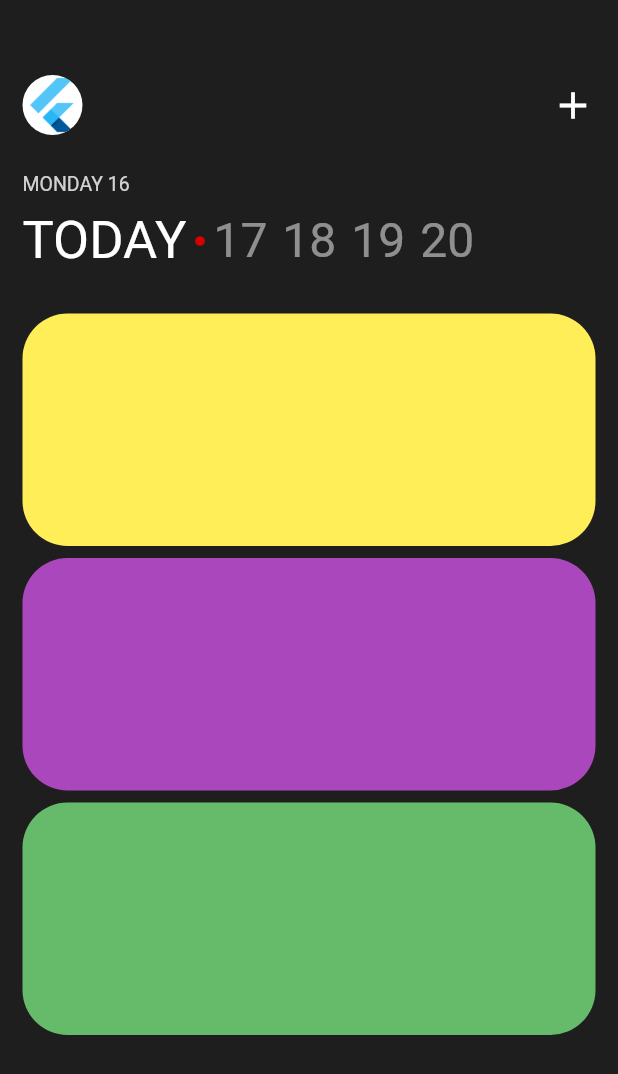
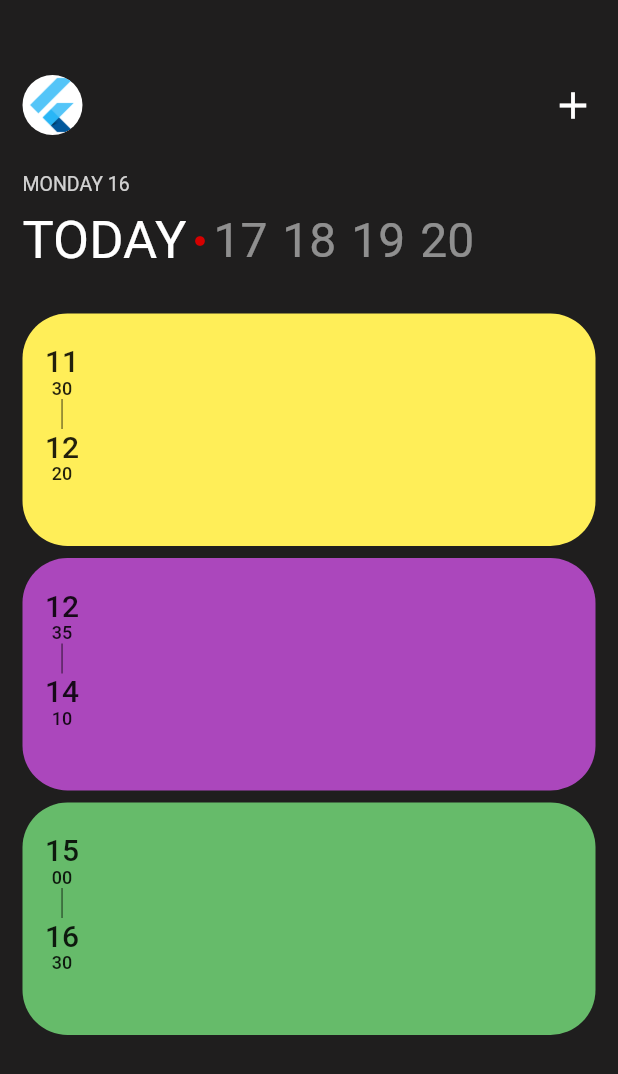
Before and after one commit to sol92824/flutter_app, a Flutter app: the screen it shows after launch, on a phone screen of 412 x 824 dp. Shown: the top 1074 px of the screen. Run offline on Flutter 3.47's test engine with Material 2 defaults, Android fonts, the phone set to English and light mode, and no system bars.

Commit message:
schedule_card 시간정보 Row + 시간정보 파라미터

```diff
--- a/lib/screens/schedule_screen.dart
+++ b/lib/screens/schedule_screen.dart
@@ -101,12 +101,24 @@ class ScheduleScreen extends StatelessWidget {
               ),
               ScheduleCard(
                 cardColor: Colors.yellow.shade400,
+                startHour: '11',
+                startMinutes: '30',
+                endHour: '12',
+                endMinutes: '20',
               ),
               ScheduleCard(
                 cardColor: Colors.purple.shade400,
+                startHour: '12',
+                startMinutes: '35',
+                endHour: '14',
+                endMinutes: '10',
               ),
               ScheduleCard(
                 cardColor: Colors.green.shade400,
+                startHour: '15',
+                startMinutes: '00',
+                endHour: '16',
+                endMinutes: '30',
               ),
             ],
           ),
--- a/lib/widgets/schedule_card.dart
+++ b/lib/widgets/schedule_card.dart
@@ -2,8 +2,15 @@ import 'package:flutter/material.dart';
 
 class ScheduleCard extends StatelessWidget {
   final Color cardColor;
+  final String startHour, startMinutes, endHour, endMinutes;
 
-  const ScheduleCard({super.key, required this.cardColor});
+  const ScheduleCard(
+      {super.key,
+      required this.cardColor,
+      required this.startHour,
+      required this.startMinutes,
+      required this.endHour,
+      required this.endMinutes});
 
   @override
   Widget build(BuildContext context) {
@@ -17,6 +24,56 @@ class ScheduleCard extends StatelessWidget {
         // 화면의 최대로 채우려면 double.infinity
         width: double.infinity,
         height: 155,
+        child: Column(
+          children: [
+            Row(
+              children: [
+                Padding(
+                  padding: const EdgeInsets.symmetric(
+                    vertical: 20,
+                    horizontal: 15,
+                  ),
+                  child: Column(children: [
+                    Text(
+                      startHour,
+                      style: const TextStyle(
+                        fontSize: 20,
+                        fontWeight: FontWeight.w500,
+                      ),
+                    ),
+                    Text(startMinutes,
+                        style: const TextStyle(
+                          fontSize: 12,
+                          fontWeight: FontWeight.w500,
+                        )),
+                    // Divider / VerticalDivider 는 각각 너비 / 높이를 알아야 함
+                    // 따라서, 해당 정보를 강제해줄 수 있는 위젯으로 감싸야 정상적으로 노출됨
+                    SizedBox(
+                      height: 20,
+                      child: VerticalDivider(
+                        thickness: 1,
+                        width: 10,
+                        color: Colors.black.withOpacity(0.5),
+                      ),
+                    ),
+                    Text(
+                      endHour,
+                      style: const TextStyle(
+                        fontSize: 20,
+                        fontWeight: FontWeight.w500,
+                      ),
+                    ),
+                    Text(endMinutes,
+                        style: const TextStyle(
+                          fontSize: 12,
+                          fontWeight: FontWeight.w500,
+                        )),
+                  ]),
+                )
+              ],
+            ),
+          ],
+        ),
       ),
     );
   }
```
